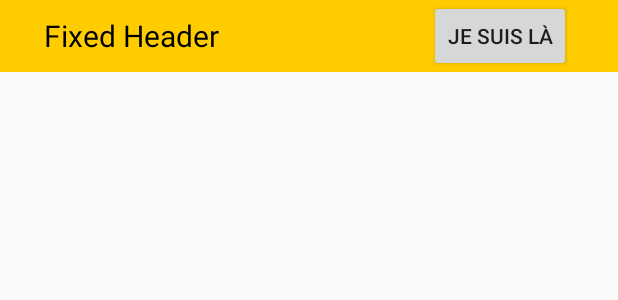
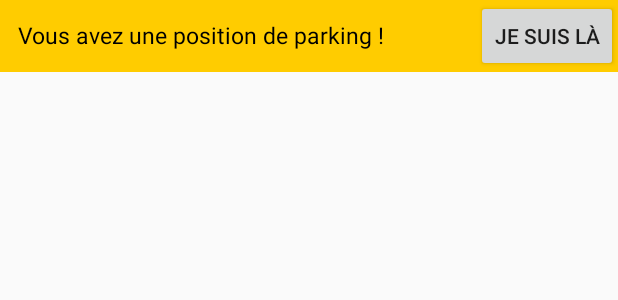
Before and after one commit to cargoappme/android, an Android app: the layout header.xml on its own in the app's theme, with its tools: preview values and no code run, on a phone screen of 412 x 824 dp. Shown: the top 300 px of the screen. Run offline under Robolectric (Android 15) with nearby library versions, the phone set to English and light mode, and no system bars.

Commit message:
:art: add of the header parking and the parking button register you position

```diff
--- a/app/src/main/res/layout/activity_main.xml
+++ b/app/src/main/res/layout/activity_main.xml
@@ -7,7 +7,9 @@
     tools:context=".MainActivity">
 
     <include layout="@layout/header"
-        android:id="@+id/include" />
+        android:id="@+id/include"
+        android:layout_alignParentTop="true"
+        android:layout_alignParentStart="true" />
 
 
     <android.support.design.widget.TabLayout
--- a/app/src/main/res/layout/header.xml
+++ b/app/src/main/res/layout/header.xml
@@ -9,22 +9,22 @@
 <TextView
     android:layout_width="wrap_content"
     android:layout_height="wrap_content"
-    android:text="Fixed Header"
+    android:text="Vous avez une position de parking !"
     android:textColor="#000"
-    android:textSize="20sp"
+    android:textSize="15sp"
     android:id="@+id/textView2"
     android:layout_marginLeft="5dp"
     android:layout_marginRight="5dp"
-    android:layout_centerVertical="true"
-    android:layout_alignParentStart="true"
-    android:layout_marginStart="29dp" />
+    android:layout_marginStart="12dp"
+    android:layout_alignBaseline="@+id/findPark"
+    android:layout_alignBottom="@+id/findPark"
+    android:layout_alignParentStart="true" />
 
     <Button
-        android:id="@+id/yeah"
+        android:id="@+id/findPark"
         android:layout_width="wrap_content"
         android:layout_height="wrap_content"
         android:text="Je suis là"
-        android:layout_centerVertical="true"
-        android:layout_alignParentEnd="true"
-        android:layout_marginEnd="31dp" />
+        android:layout_alignParentTop="true"
+        android:layout_alignParentEnd="true" />
     </RelativeLayout>
```
Also changed, not shown: app/src/main/java/me/cargoapp/cargo/MainActivity.java (+49 -1 lines).
